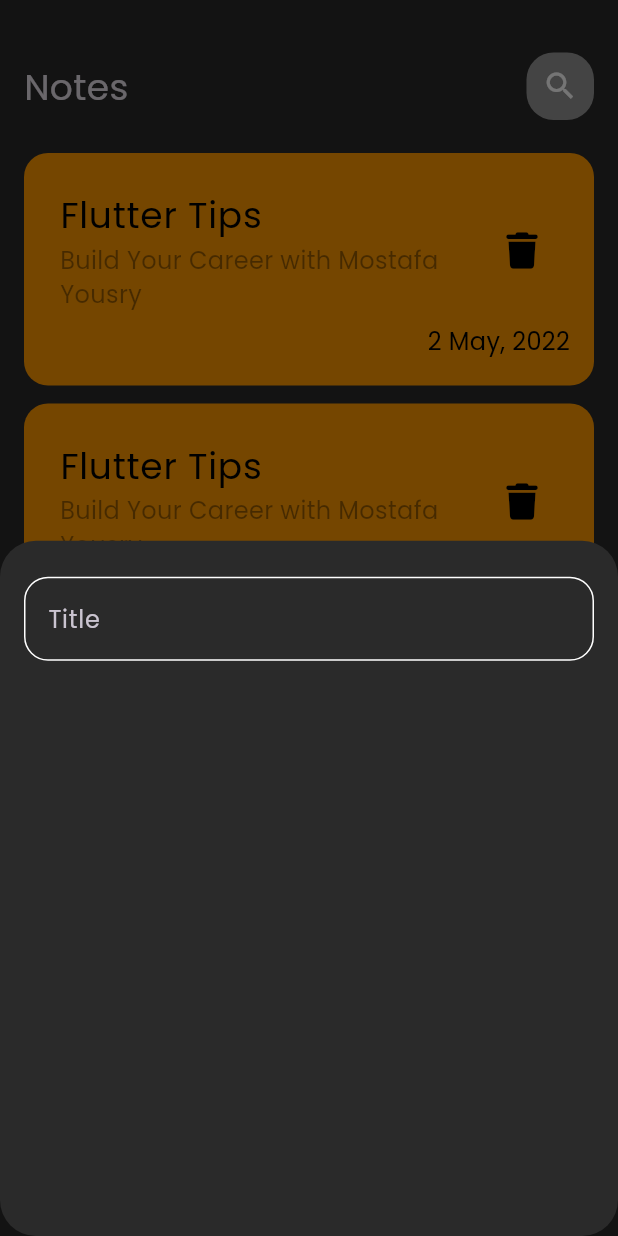
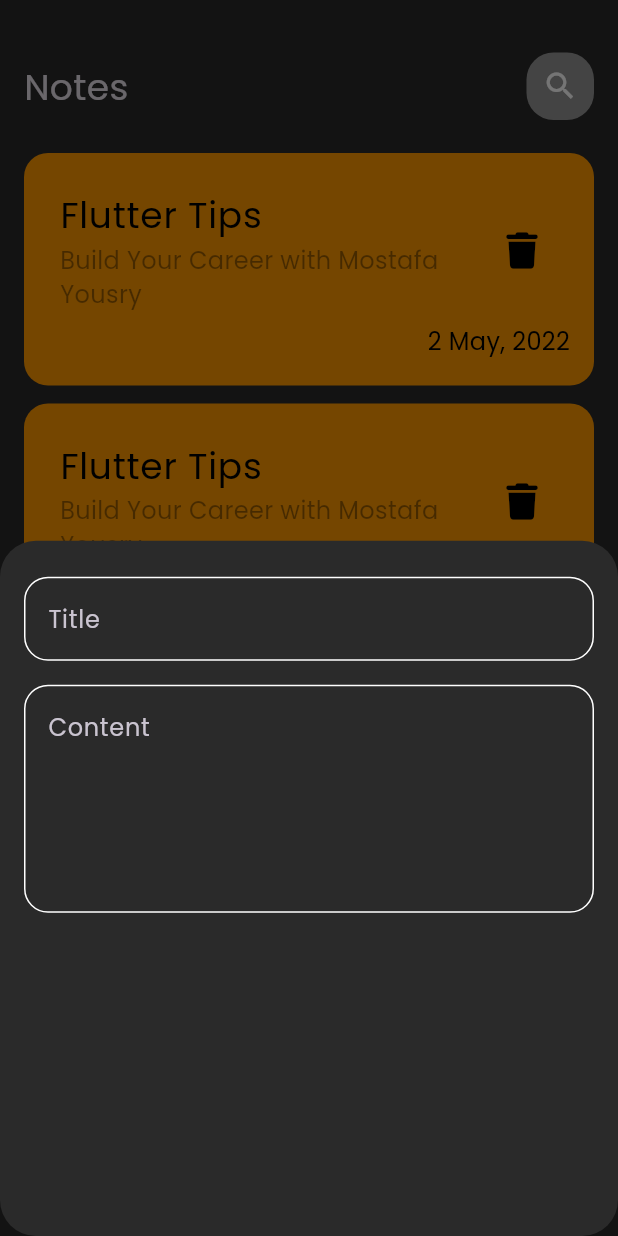
Before and after one commit to MostafaYousry12/Notes_App, a Flutter app: the screen it shows after launch, after a tap on the "add" icon, on a phone screen of 412 x 824 dp. Run offline on Flutter 3.47's test engine with Material 3 defaults, Android fonts, the phone set to English and light mode, and no system bars; our stand-ins replace font_awesome_flutter.

```diff
--- a/lib/widgets/custom_text_field.dart
+++ b/lib/widgets/custom_text_field.dart
@@ -2,14 +2,17 @@ import 'package:flutter/material.dart';
 import 'package:notes_app/constants.dart';
 
 class CustomTextField extends StatelessWidget {
-  const CustomTextField({super.key});
+  const CustomTextField({super.key, required this.hint, this.maxLines = 1});
 
+  final String hint;
+  final int maxLines;
   @override
   Widget build(BuildContext context) {
     return TextField(
+      maxLines: maxLines,
       cursorColor: kPrimaryColor,
       decoration: InputDecoration(
-        hintText: "Title",
+        hintText: hint,
         border: inputBorder(),
         enabledBorder: inputBorder(),
         focusedBorder: inputBorder(kPrimaryColor),
--- a/lib/widgets/view_showModelSheet.dart
+++ b/lib/widgets/view_showModelSheet.dart
@@ -11,7 +11,16 @@ class CustomShowModelSheet extends StatelessWidget {
       child: Container(
         child: const Column(
           children: [
-            CustomTextField(),
+            CustomTextField(
+              hint: "Title",
+            ),
+            SizedBox(
+              height: 16,
+            ),
+            CustomTextField(
+              hint: "Content",
+              maxLines: 5,
+            ),
           ],
         ),
       ),
```
